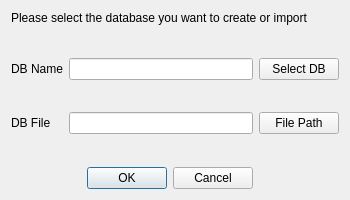
XOB-CN/LogTools, file resource/ui/DialogDB.ui: the form before one commit.
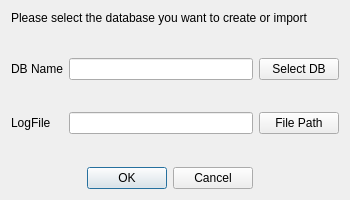
The form after the commit.

Commit message:
coding dialog db UI function
coding dialog db UI function

```diff
--- a/resource/ui/DialogDB.ui
+++ b/resource/ui/DialogDB.ui
@@ -29,7 +29,7 @@
    <item row="5" column="0">
     <widget class="QLabel" name="lab_filepath">
      <property name="text">
-      <string>DB File</string>
+      <string>LogFile</string>
      </property>
     </widget>
    </item>
```
Left out of the diff: 45 changed lines with no effect on the pictures. The commit also changes 5 other files.
